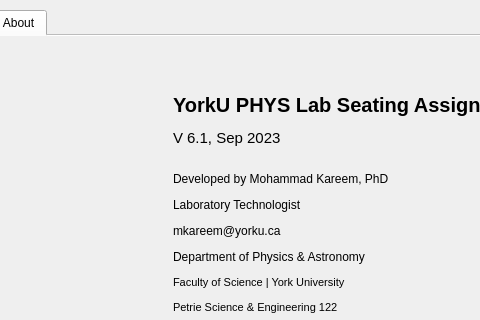
Qt form YorkULabSeating.ui (tdgskinner/yorku-phys-lab-seating) before a commit; both pictures show x 187 to 667 and y 0 to 320 of the 754 by 525 pixel window.
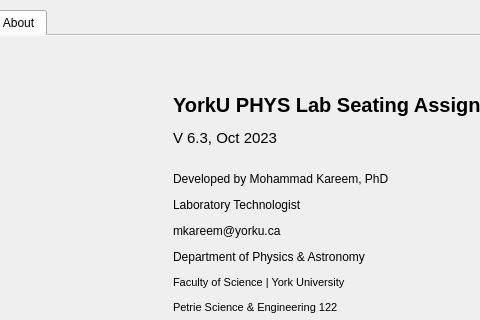
The same form after that commit. The open tabs and pages were chosen to show the change. Icons and pictures are not drawn.

Commit message: flixible layout

What changed in the file:
```diff
--- a/YorkULabSeating.ui
+++ b/YorkULabSeating.ui
@@ -759,7 +759,7 @@
        </font>
       </property>
       <property name="text">
-       <string>&lt;html&gt;&lt;head/&gt;&lt;body&gt;&lt;p&gt;&lt;span style=&quot; font-size:15pt; font-weight:600;&quot;&gt;YorkU PHYS Lab Seating Assigner&lt;/span&gt;&lt;/p&gt;&lt;p&gt;&lt;span style=&quot; font-size:11pt;&quot;&gt;V 6.1, Sep 2023&lt;/span&gt;&lt;br/&gt;&lt;/p&gt;&lt;p&gt;Developed by Mohammad Kareem, PhD&lt;/p&gt;&lt;p&gt;&lt;span style=&quot; font-family:'Calibri,sans-serif'; color:#000000;&quot;&gt;Laboratory Technologist&lt;/span&gt;&lt;/p&gt;&lt;p&gt;mkareem@yorku.ca&lt;/p&gt;&lt;p&gt;Department of Physics &amp;amp; Astronomy&lt;/p&gt;&lt;p&gt;&lt;span style=&quot; font-size:8.5pt; color:#000000;&quot;&gt;Faculty of Science | &lt;/span&gt;&lt;span style=&quot; font-size:8.5pt; color:#000000; text-transform:uppercase;&quot;&gt;York University&lt;/span&gt;&lt;/p&gt;&lt;p&gt;&lt;span style=&quot; font-size:8.5pt; color:#000000;&quot;&gt;Petrie Science &amp;amp; Engineering 122&lt;/span&gt;&lt;/p&gt;&lt;p&gt;&lt;span style=&quot; font-size:8.5pt; color:#000000;&quot;&gt;4700 Keele Street Toronto ON, Canada M3J 1P3&lt;/span&gt;&lt;/p&gt;&lt;/body&gt;&lt;/html&gt;</string>
+       <string>&lt;html&gt;&lt;head/&gt;&lt;body&gt;&lt;p&gt;&lt;span style=&quot; font-size:15pt; font-weight:600;&quot;&gt;YorkU PHYS Lab Seating Assigner&lt;/span&gt;&lt;/p&gt;&lt;p&gt;&lt;span style=&quot; font-size:11pt;&quot;&gt;V 6.3, Oct 2023&lt;/span&gt;&lt;br/&gt;&lt;/p&gt;&lt;p&gt;Developed by Mohammad Kareem, PhD&lt;/p&gt;&lt;p&gt;&lt;span style=&quot; font-family:'Calibri,sans-serif'; color:#000000;&quot;&gt;Laboratory Technologist&lt;/span&gt;&lt;/p&gt;&lt;p&gt;mkareem@yorku.ca&lt;/p&gt;&lt;p&gt;Department of Physics &amp;amp; Astronomy&lt;/p&gt;&lt;p&gt;&lt;span style=&quot; font-size:8.5pt; color:#000000;&quot;&gt;Faculty of Science | &lt;/span&gt;&lt;span style=&quot; font-size:8.5pt; color:#000000; text-transform:uppercase;&quot;&gt;York University&lt;/span&gt;&lt;/p&gt;&lt;p&gt;&lt;span style=&quot; font-size:8.5pt; color:#000000;&quot;&gt;Petrie Science &amp;amp; Engineering 122&lt;/span&gt;&lt;/p&gt;&lt;p&gt;&lt;span style=&quot; font-size:8.5pt; color:#000000;&quot;&gt;4700 Keele Street Toronto ON, Canada M3J 1P3&lt;/span&gt;&lt;/p&gt;&lt;/body&gt;&lt;/html&gt;</string>
       </property>
      </widget>
      <widget class="QLabel" name="label_9">
```
The commit also changes 5 other files.
